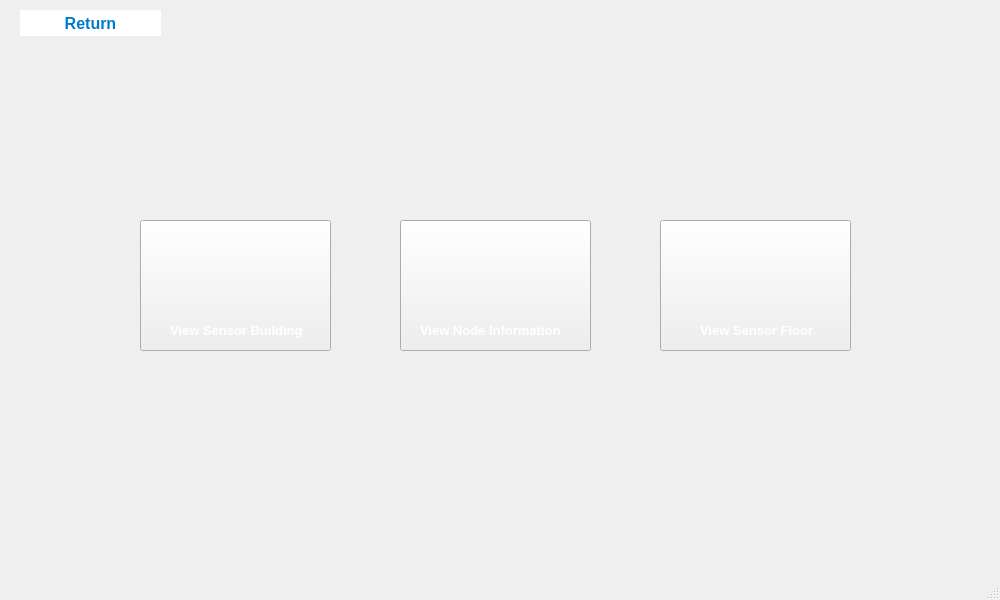
First picture: the form in PI-Edificio/viewlog.ui, repository QuiannZo/Intelligent_Building, before the edit.
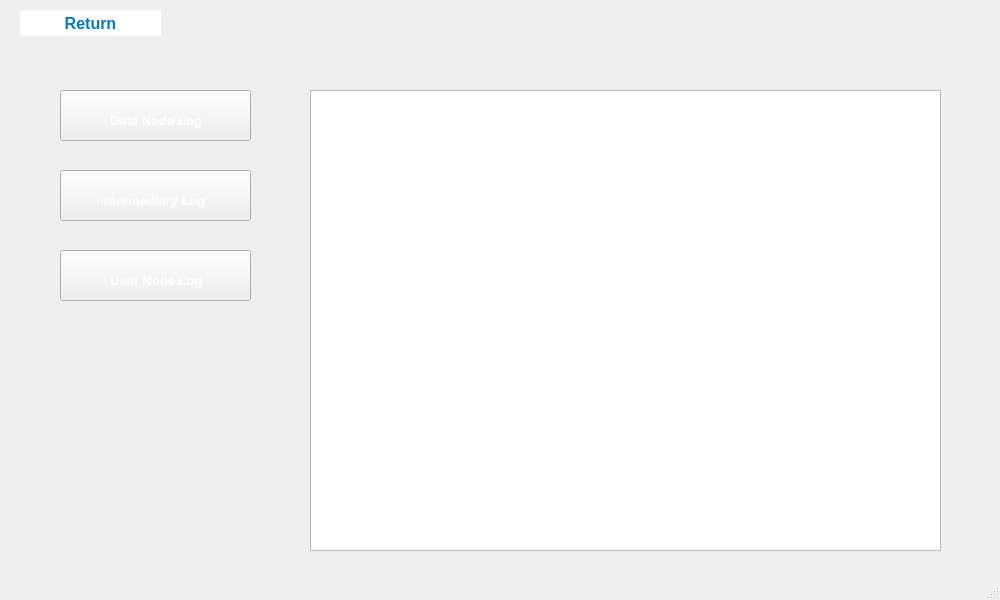
Second picture: the form after the edit.

Diff of the .ui file:
```diff
--- a/PI-Edificio/viewlog.ui
+++ b/PI-Edificio/viewlog.ui
@@ -52,9 +52,9 @@
    <widget class="QLabel" name="label_15">
     <property name="geometry">
      <rect>
-      <x>700</x>
-      <y>320</y>
-      <width>121</width>
+      <x>110</x>
+      <y>270</y>
+      <width>101</width>
       <height>20</height>
      </rect>
     </property>
@@ -68,16 +68,16 @@
      <string notr="true">color: white;</string>
     </property>
     <property name="text">
-     <string>View Sensor Floor</string>
+     <string>User Node Log</string>
     </property>
    </widget>
    <widget class="QPushButton" name="pushButton8_2">
     <property name="geometry">
      <rect>
-      <x>400</x>
-      <y>220</y>
+      <x>60</x>
+      <y>170</y>
       <width>191</width>
-      <height>131</height>
+      <height>51</height>
      </rect>
     </property>
     <property name="styleSheet">
@@ -94,10 +94,10 @@
    <widget class="QPushButton" name="pushButton8_3">
     <property name="geometry">
      <rect>
-      <x>660</x>
-      <y>220</y>
+      <x>60</x>
+      <y>250</y>
       <width>191</width>
-      <height>131</height>
+      <height>51</height>
      </rect>
     </property>
     <property name="styleSheet">
@@ -114,9 +114,9 @@
    <widget class="QLabel" name="label_13">
     <property name="geometry">
      <rect>
-      <x>170</x>
-      <y>320</y>
-      <width>141</width>
+      <x>110</x>
+      <y>110</y>
+      <width>111</width>
       <height>20</height>
      </rect>
     </property>
@@ -130,16 +130,16 @@
      <string notr="true">color: white;</string>
     </property>
     <property name="text">
-     <string>View Sensor Building</string>
+     <string>Data Node Log</string>
     </property>
    </widget>
    <widget class="QPushButton" name="pushButton8">
     <property name="geometry">
      <rect>
-      <x>140</x>
-      <y>220</y>
+      <x>60</x>
+      <y>90</y>
       <width>191</width>
-      <height>131</height>
+      <height>51</height>
      </rect>
     </property>
     <property name="styleSheet">
@@ -156,9 +156,9 @@
    <widget class="QLabel" name="label_14">
     <property name="geometry">
      <rect>
-      <x>420</x>
-      <y>320</y>
-      <width>151</width>
+      <x>100</x>
+      <y>190</y>
+      <width>121</width>
       <height>20</height>
      </rect>
     </property>
@@ -172,11 +172,21 @@
      <string notr="true">color: white;</string>
     </property>
     <property name="text">
-     <string>View Node Information</string>
+     <string>Intermediary Log</string>
     </property>
    </widget>
-   <zorder>pushButton8_3</zorder>
-   <zorder>pushButton8</zorder>
+   <widget class="QTextEdit" name="textEdit">
+    <property name="geometry">
+     <rect>
+      <x>310</x>
+      <y>90</y>
+      <width>631</width>
+      <height>461</height>
+     </rect>
+    </property>
+   </widget>
+   <zorder>userlogbtn</zorder>
+   <zorder>datanodebtn</zorder>
    <zorder>pushButton1_2</zorder>
    <zorder>label_15</zorder>
    <zorder>pushButton8_2</zorder>
```
Left out of the diff: 9 changed lines with no effect on the pictures.
